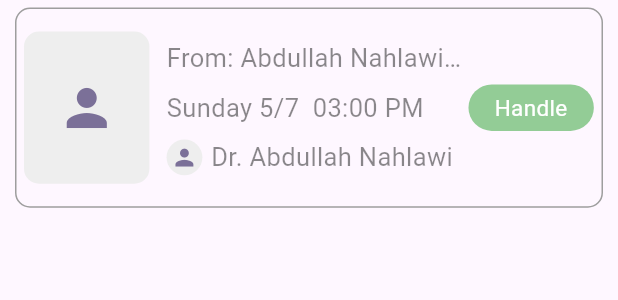
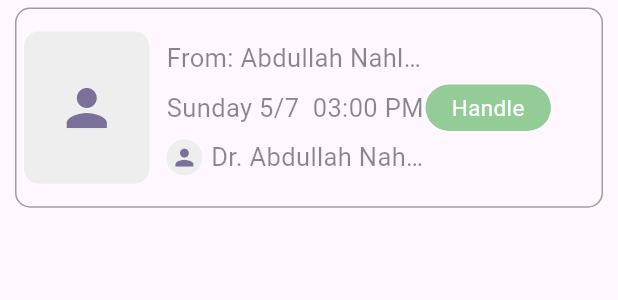
Before and after one commit to manaralbogha/Patient_app, a Flutter app: the AppointmentRequestItem widget shown alone on an empty page, opened directly, on a phone screen of 412 x 824 dp. Shown: the top 300 px of the screen. Run offline on Flutter 3.47's test engine with Material 2 defaults, Android fonts, the phone set to English and light mode, and no system bars; our stand-ins replace dartz, dio, equatable, flutter_bloc, flutter_screenutil, jiffy and 1 more; missing offline and left inert: awesome_icons; accounts and stored records are empty; network calls fail.

Commit message:
Update appointment_request_item.dart

```diff
--- a/lib/screens/appointments_requests_screen/widgets/appointment_request_item.dart
+++ b/lib/screens/appointments_requests_screen/widgets/appointment_request_item.dart
@@ -45,7 +45,7 @@ class AppointmentRequestItem extends StatelessWidget {
                   SizedBox(width: 5.w),
                   _TextItem(
                     text: 'Dr. Abdullah Nahlawi',
-                    width: 150.w,
+                    width: 125.w,
                   ),
                 ],
               ),
@@ -96,7 +96,7 @@ class _TextItem extends StatelessWidget {
   @override
   Widget build(BuildContext context) {
     return SizedBox(
-      width: width ?? 175.w,
+      width: width ?? 150.w,
       child: Text(
         text,
         overflow: TextOverflow.ellipsis,
```
